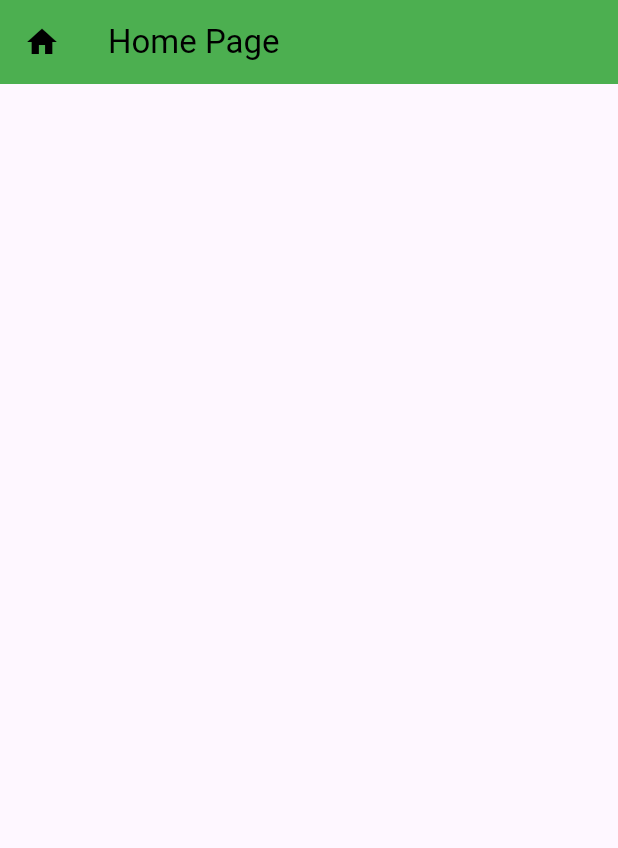
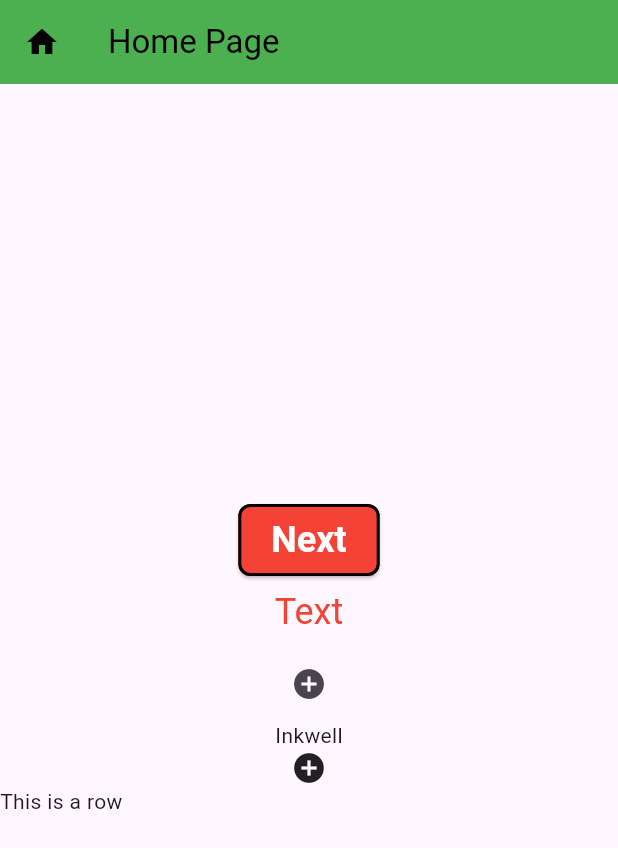
Before and after one commit to ashikmoinul/Flutter_essentials, a Flutter app: the screen it shows after launch, on a phone screen of 412 x 824 dp. Shown: the top 848 px of the screen. Run offline on Flutter 3.47's test engine with Material 3 defaults, Android fonts, the light colour scheme and no system bars.

Commit message:
Add Coded

```diff
--- a/lib/main.dart
+++ b/lib/main.dart
@@ -35,7 +35,97 @@ class Home extends StatelessWidget {
         ),
       ),
       body: Center(
-        child: Column(),
+        child: Column(
+          mainAxisAlignment: MainAxisAlignment.center,
+          crossAxisAlignment: CrossAxisAlignment.center,
+          children: [
+            //Text('Center', style: TextStyle(color: Colors.black),),
+            ElevatedButton(
+              style: ElevatedButton.styleFrom(
+                backgroundColor: Colors.red,
+                foregroundColor: Colors.white,
+                shape: RoundedRectangleBorder(
+                  borderRadius: BorderRadius.circular(8),
+                  side: BorderSide(color: Colors.black, width: 2),
+                ),
+                textStyle: TextStyle(
+                  fontSize: 24,
+                  fontWeight: FontWeight.w600,
+                ),
+                padding: EdgeInsets.symmetric(horizontal: 22, vertical: 10),
+              ),
+              onPressed: () {
+                print('pressed');
+              },
+              child: Row(
+                mainAxisSize: MainAxisSize.min,
+                children: [
+                  Text('Next'),
+                ],
+              ),
+            ),
+            TextButton(
+              style: TextButton.styleFrom(
+                foregroundColor: Colors.red,
+                textStyle: TextStyle(fontSize: 24),
+              ),
+              onPressed: () {},
+              child: Text('Text'),
+            ),
+            IconButton(
+              onPressed: () {
+                print('Tapped in the button');
+              },
+              icon: Icon(Icons.add_circle),
+            ),
+            // GestureDetector(
+            //   onTap: () {
+            //     print('On tap detected');
+            //   },
+            //   onDoubleTap: () {
+            //     print('double tap detected');
+            //   },
+            //   onLongPress: () {
+            //     print('long tap detected');
+            //   },
+            //   child: Column(
+            //     children: [
+            //       Text('Gesture Detector'),
+            //       Icon(Icons.add_circle),
+            //       Row(
+            //         children: [
+            //           Text('This is a row'),
+            //         ],
+            //       ),
+            //     ],
+            //   ),
+            // ),
+            InkWell(
+              splashColor: Colors.red,
+              radius: 20,
+              onTap: () {
+                print('one tap in inkwell');
+              },
+              onDoubleTap: () {
+                print('on double tap in inkwell');
+              },
+              onLongPress: () {
+                print('long pressed in inkwell');
+              },
+              child: Column(
+                children: [
+                  Text('Inkwell'),
+                  Icon(Icons.add_circle),
+                  Row(
+                    children: [
+                      Text('This is a row'),
+                    ],
+                  )
+                ],
+              ),
+            ),
+          ],
+        ),
       ),
     );
   }
```
